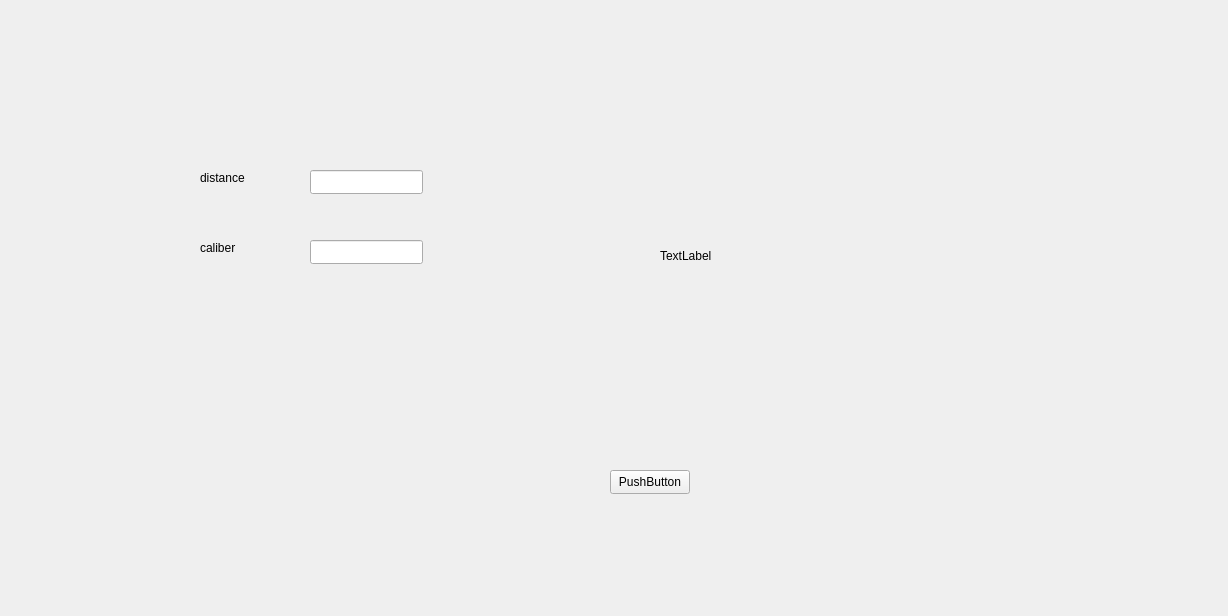
Qt form Military/filtrationwin.ui (DmitryBizCode/MilitaryQt) before a commit.
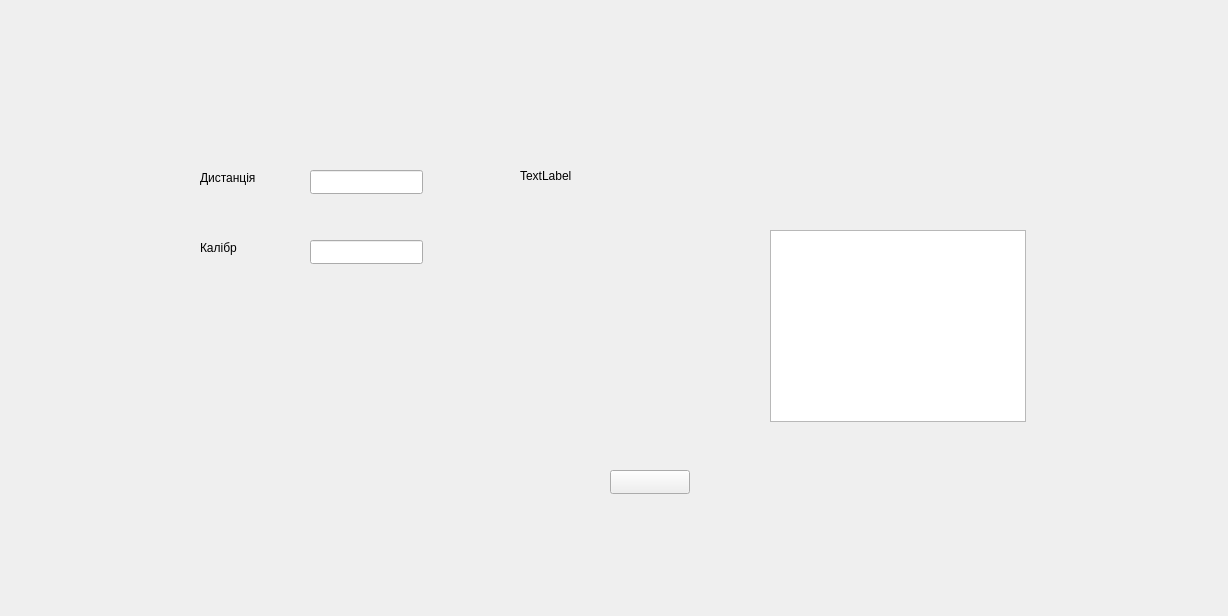
The same form after that commit.

Diff of the .ui file:
```diff
--- a/Military/filtrationwin.ui
+++ b/Military/filtrationwin.ui
@@ -17,8 +17,8 @@
    <widget class="QLabel" name="label">
     <property name="geometry">
      <rect>
-      <x>660</x>
-      <y>140</y>
+      <x>520</x>
+      <y>60</y>
       <width>341</width>
       <height>231</height>
      </rect>
@@ -37,7 +37,7 @@
      </rect>
     </property>
     <property name="text">
-     <string>PushButton</string>
+     <string/>
     </property>
    </widget>
    <widget class="QLineEdit" name="distanceEd">
@@ -65,12 +65,12 @@
      <rect>
       <x>200</x>
       <y>170</y>
-      <width>51</width>
+      <width>71</width>
       <height>16</height>
      </rect>
     </property>
     <property name="text">
-     <string>distance</string>
+     <string>Дистанція</string>
     </property>
    </widget>
    <widget class="QLabel" name="label_3">
@@ -83,7 +83,17 @@
      </rect>
     </property>
     <property name="text">
-     <string>caliber</string>
+     <string>Калібр</string>
+    </property>
+   </widget>
+   <widget class="QTableWidget" name="tableWidget">
+    <property name="geometry">
+     <rect>
+      <x>770</x>
+      <y>230</y>
+      <width>256</width>
+      <height>192</height>
+     </rect>
     </property>
    </widget>
   </widget>
```
